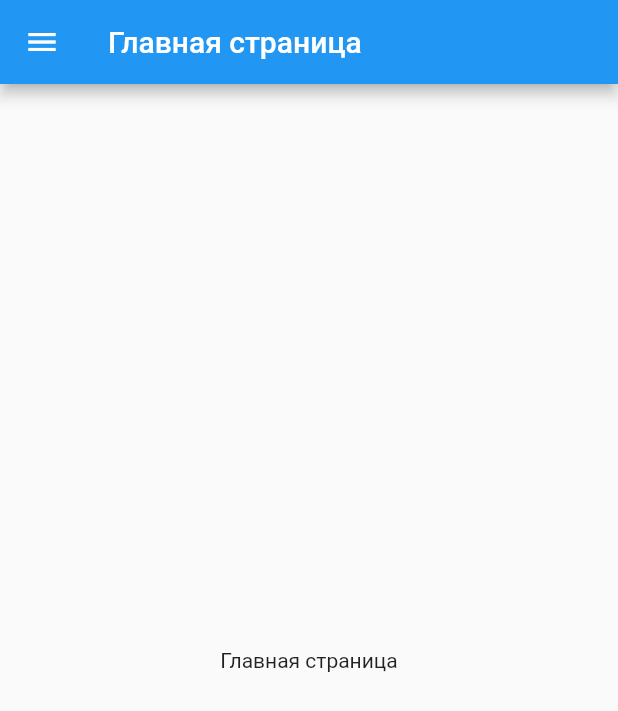
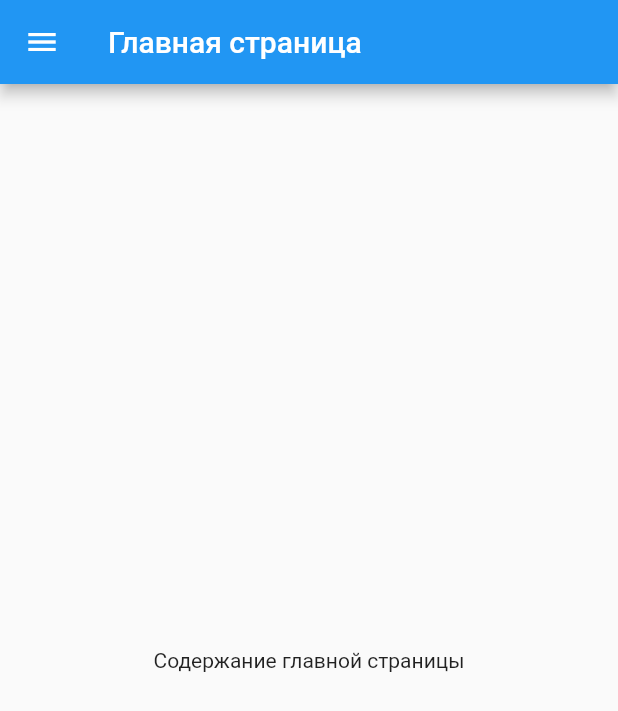
Before and after one commit to YriiBlackMsk/pizza, a Flutter app: the screen it shows after launch, on a phone screen of 412 x 824 dp. Shown: the top 711 px of the screen. Run offline on Flutter 3.47's test engine with Material 2 defaults, Android fonts, the phone set to English and light mode, and no system bars; our stand-ins replace google_fonts, syncfusion_flutter_sliders; missing offline and left inert: sliding_switch.

Commit message:
Навигация и переходы готовы

```diff
--- a/lib/main.dart
+++ b/lib/main.dart
@@ -1,20 +1,24 @@
-import 'package:flutter/material.dart';
-void main() {runApp (const NavigationDemo ());}
-class NavigationDemo extends StatefulWidget {
+import 'package:flutter/material.dart'; //подключение библиотеки с дизайном от андроида
+
+void main() { //запуск приложения
+  runApp (const NavigationDemo ()); //название приложения которое запускается
+}
+//(стейтфул виджет из 2х классов, изменяет вид от события является динамическим классом
+class NavigationDemo extends StatefulWidget { //1 класс используется для хранения переданных параметров и инициализации состояния
   const NavigationDemo({Key? key}) : super(key: key);
 
-  @override
+  @override //переопределяем метод
   _NavigationDemoState createState() => _NavigationDemoState();
-}
+} //старая запись выглядит как _NavigationDemoState createState(){return _NavigationDemoState();}
 
-class _NavigationDemoState extends State<NavigationDemo> {
+class _NavigationDemoState extends State<NavigationDemo> { //2 класс используется для отрисовки текущего состояния, реакция
 
   @override
-  Widget build(BuildContext context) {
+  Widget build(BuildContext context) { //описываем
     return MaterialApp(
       //home: const MainScreen(),
-      initialRoute: '/',
-      routes: {
+      initialRoute: '/', //индексная страница, может быть либо она, либо home см. выше
+      routes: { //прописываем маршруты для страниц
         '/': (context) => const MainScreen(),
         '/contacts': (context) => const SecondScreen(),
       },
@@ -25,7 +29,7 @@ class _NavigationDemoState extends State<NavigationDemo> {
 Widget navDrawer(context) => Drawer( //ящик, бургер
   child: ListView(padding: EdgeInsets.zero, children: [
     DrawerHeader(
-      decoration: const BoxDecoration(
+      decoration: const BoxDecoration( //декорация для лого
         color: Colors.blue,
       ),
       child: Container(
@@ -38,33 +42,34 @@ Widget navDrawer(context) => Drawer( //ящик, бургер
             Container(
               height: 100,
               decoration: const BoxDecoration(
-                  borderRadius: BorderRadius.all(Radius.circular(50.0))
+                color: Colors.white,
+                  borderRadius: BorderRadius.all(Radius.circular(10.0))
               ),
-              child: Image.network(
+              child: Image.network( //подгрузка картинки с сети
                'https://upload.wikimedia.org/wikipedia/commons/thumb/4/44/Google-flutter-logo.svg/330px-Google-flutter-logo.svg.png'
               ),
             ),
-            const Text('Навигация во Flutter')
+            const Text('Навигация во Flutter') //текст под лого
           ],
         ),
 
       ),
     ),
 
-        ListTile( //список
-          leading: const Icon(Icons.one_k), //иконка
+        ListTile( //список кнопок
+          leading: const Icon(Icons.one_k), //иконка кнопки штаная с оформлением
           title: const Text('Главная'), //заголовок кнопки
           onTap: () { //обработчик
             // Navigator.pop(context);
-            Navigator.pushNamed(context, '/');
+            Navigator.pushNamed(context, '/'); //метод отправки по маршруту
             // _messengerKey.currentState!.showSnackBar(
             // const SnackBar(content: Text('Переход в каталог')));
           },
         ),
 
         ListTile(
-          leading: const Icon(Icons.two_k), //иконка
-          title: const Text('Контакты'), //заголовок кнопки
+          leading: const Icon(Icons.two_k),
+          title: const Text('Контакты'),
           onTap: () { //обработчик
             Navigator.pushNamed(context, '/contacts');
             // _messengerKey.currentState!.showSnackBar(
@@ -73,18 +78,18 @@ Widget navDrawer(context) => Drawer( //ящик, бургер
         ),
       ]),
 );
-
+//(стейтлес виджет управляет отрисовкой статических объектов
 class MainScreen extends StatelessWidget {
   const MainScreen({Key? key}) : super(key: key);
 
   @override
   Widget build(BuildContext context) {
     return Scaffold( //материал апп не походит тут!
-      appBar: AppBar(
+      appBar: AppBar( //описываем заголовок справа от бургера
         title: const Text('Главная страница')), // текст  заголовке
         drawer: navDrawer(context),
          body: const Center(
-          child: Text('Главная страница'),), //содержание страницы
+          child: Text('Содержание главной страницы'),), //текст содержание страницы
     );
   }
 }
@@ -102,7 +107,7 @@ class SecondScreen extends StatelessWidget {
       drawer: navDrawer(context),
       body: const Center(
         child: Text(
-            'Контакты'
+            'Содержание страницы контакты'
         ),
       ),
     );
--- a/lib/order.dart
+++ b/lib/order.dart
@@ -1,5 +1,3 @@
-import 'dart:ui';
-
 import 'package:flutter/material.dart'; //библиотека с дизайном от андроид
 import 'package:google_fonts/google_fonts.dart'; //библиотека со шрифтами от гугл
 import 'package:sliding_switch/sliding_switch.dart'; //библиотека для кнопки (переключателя (теста)
```
